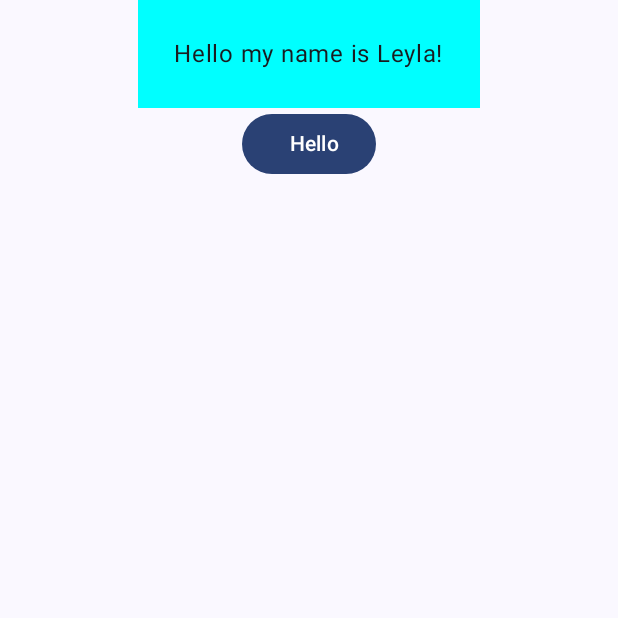
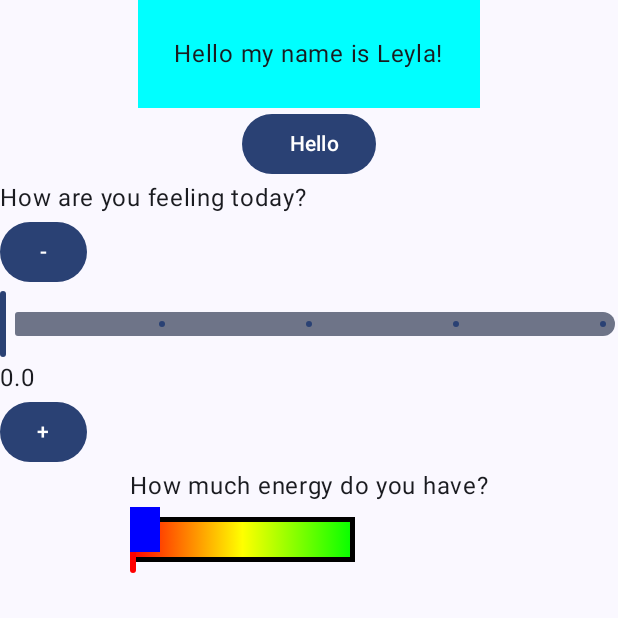
Before and after one commit to leylacodes/helloandroid, an Android app built with Jetpack Compose: the screen it shows after launch (MainActivity), on a phone screen of 412 x 824 dp, the top half of it. Run offline under Robolectric (Android 15) with nearby library versions, the phone set to English and light mode, and no system bars.

Commit message:
Fun with sliders.

```diff
--- a/app/build.gradle.kts
+++ b/app/build.gradle.kts
@@ -55,7 +55,8 @@ dependencies {
     implementation(libs.androidx.ui)
     implementation(libs.androidx.ui.graphics)
     implementation(libs.androidx.ui.tooling.preview)
-    implementation(libs.androidx.material3)
+//    implementation(libs.androidx.material3)
+    implementation(libs.androidx.material3.android)
     testImplementation(libs.junit)
     androidTestImplementation(libs.androidx.junit)
     androidTestImplementation(libs.androidx.espresso.core)
--- a/app/src/main/java/com/example/helloandroid/MainActivity.kt
+++ b/app/src/main/java/com/example/helloandroid/MainActivity.kt
@@ -4,21 +4,39 @@ import android.os.Bundle
 import android.widget.Toast
 import androidx.activity.ComponentActivity
 import androidx.activity.compose.setContent
+import androidx.compose.foundation.background
+import androidx.compose.foundation.border
+import androidx.compose.foundation.interaction.MutableInteractionSource
+import androidx.compose.foundation.layout.Box
 import androidx.compose.foundation.layout.Column
 import androidx.compose.foundation.layout.Spacer
 import androidx.compose.foundation.layout.fillMaxSize
+import androidx.compose.foundation.layout.height
 import androidx.compose.foundation.layout.padding
+import androidx.compose.foundation.layout.requiredWidth
 import androidx.compose.foundation.layout.size
+import androidx.compose.foundation.layout.width
 import androidx.compose.material3.Button
 import androidx.compose.material3.ButtonDefaults
+import androidx.compose.material3.ExperimentalMaterial3Api
 import androidx.compose.material3.MaterialTheme
+import androidx.compose.material3.Slider
+import androidx.compose.material3.SliderDefaults
+import androidx.compose.material3.SliderState
 import androidx.compose.material3.Surface
 import androidx.compose.material3.Text
 import androidx.compose.runtime.Composable
+import androidx.compose.runtime.getValue
+import androidx.compose.runtime.mutableFloatStateOf
+import androidx.compose.runtime.remember
+import androidx.compose.runtime.setValue
 import androidx.compose.ui.Alignment
 import androidx.compose.ui.Modifier
+import androidx.compose.ui.graphics.Brush
 import androidx.compose.ui.graphics.Color
 import androidx.compose.ui.platform.LocalContext
+import androidx.compose.ui.semantics.contentDescription
+import androidx.compose.ui.semantics.semantics
 import androidx.compose.ui.tooling.preview.Preview
 import androidx.compose.ui.unit.dp
 import com.example.helloandroid.ui.theme.HelloandroidTheme
@@ -34,15 +52,20 @@ class MainActivity : ComponentActivity() {
                         Greeting("Leyla")
                         val context = LocalContext.current
                         Button(
-                            onClick = {Toast.makeText(
-                                context,
-                                "Hello Leyla!",
-                                Toast.LENGTH_LONG)
-                                .show()},
+                            onClick = {
+                                Toast.makeText(
+                                    context,
+                                    "Hello Leyla!",
+                                    Toast.LENGTH_LONG
+                                )
+                                    .show()
+                            },
                         ) {
                             Spacer(Modifier.size(ButtonDefaults.IconSpacing))
                             Text("Hello")
                         }
+                        MoodSlider()
+                        EnergySlider()
                     }
                 }
             }
@@ -59,7 +82,77 @@ fun Greeting(name: String, modifier: Modifier = Modifier) {
         )
     }
 }
+@Composable
+fun MoodSlider() {
+    var sliderPosition by remember { mutableFloatStateOf(0f) }
+    Column {
+        Text(text = "How are you feeling today?")
+        Button(onClick = { if (sliderPosition > 0) {sliderPosition -= 25} }) {
+            Text("-")
+        }
+        Slider(
+                value = sliderPosition,
+                onValueChange = { sliderPosition = it },
+                steps = 3,
+                valueRange = 0f..100f
+            )
+        Text(text = sliderPosition.toString())
+        Button(onClick = { if (sliderPosition < 100) {sliderPosition += 25} }) {
+            Text("+")
+        }
+    }
+}
 
+@OptIn(ExperimentalMaterial3Api::class)
+@Composable
+fun EnergySlider() {
+    val sliderState = remember {
+        SliderState(
+            valueRange = 0f..100f,
+            steps = 3,
+            onValueChangeFinished = {
+                // launch some business logic update with the state you hold
+                // viewModel.updateSelectedSliderValue(sliderPosition)
+            }
+        )
+    }
+    val interactionSource = remember { MutableInteractionSource() }
+    val colors = SliderDefaults.colors(thumbColor = Color.Red, activeTrackColor = Color.Green,
+        activeTickColor = Color.Blue, inactiveTickColor = Color.Blue)
+    val colorStops = listOf(
+        Color.Red,
+        Color.Yellow,
+        Color.Green
+    )
+    Column(modifier = Modifier.padding(horizontal = 16.dp)) {
+        Text(text = "How much energy do you have?")
+        Slider(
+            state = sliderState,
+            modifier = Modifier.semantics { contentDescription = "Energy level" }.width(150.dp),
+            interactionSource = interactionSource,
+            thumb = {
+                SliderDefaults.Thumb(
+                    interactionSource = interactionSource,
+                    colors = colors
+                )
+                Box(
+                    modifier = Modifier.height(30.dp).width(20.dp).background(Color.Blue)
+                )
+            },
+//            content = { VerticalThumbSlider(sliderState)},
+                track = {
+                SliderDefaults.Track(
+                    colors = colors,
+                    sliderState = sliderState
+                )
+                Box(
+                    modifier = Modifier.height(30.dp).requiredWidth(150.dp)
+                        .border(3.dp, Color.Black).background(Brush.horizontalGradient(colors = colorStops))
+                )
+            },
+        )
+    }
+}
 @Preview(showBackground = true)
 @Composable
 fun GreetingPreview() {
--- a/gradle/libs.versions.toml
+++ b/gradle/libs.versions.toml
@@ -8,6 +8,8 @@ espressoCore = "3.5.1"
 lifecycleRuntimeKtx = "2.6.1"
 activityCompose = "1.7.0"
 composeBom = "2023.08.00"
+material3Android = "1.2.1"
+material3AndroidVersion = "1.2.1"
 
 [libraries]
 androidx-core-ktx = { group = "androidx.core", name = "core-ktx", version.ref = "coreKtx" }
@@ -23,8 +25,8 @@ androidx-ui-tooling = { group = "androidx.compose.ui", name = "ui-tooling" }
 androidx-ui-tooling-preview = { group = "androidx.compose.ui", name = "ui-tooling-preview" }
 androidx-ui-test-manifest = { group = "androidx.compose.ui", name = "ui-test-manifest" }
 androidx-ui-test-junit4 = { group = "androidx.compose.ui", name = "ui-test-junit4" }
-androidx-material3 = { group = "androidx.compose.material3", name = "material3" }
-
+#androidx-material3 = { group = "androidx.compose.material3", name = "material3" }
+androidx-material3-android = { group = "androidx.compose.material3", name = "material3-android", version.ref = "material3AndroidVersion" }
 [plugins]
 androidApplication = { id = "com.android.application", version.ref = "agp" }
 jetbrainsKotlinAndroid = { id = "org.jetbrains.kotlin.android", version.ref = "kotlin" }
```
